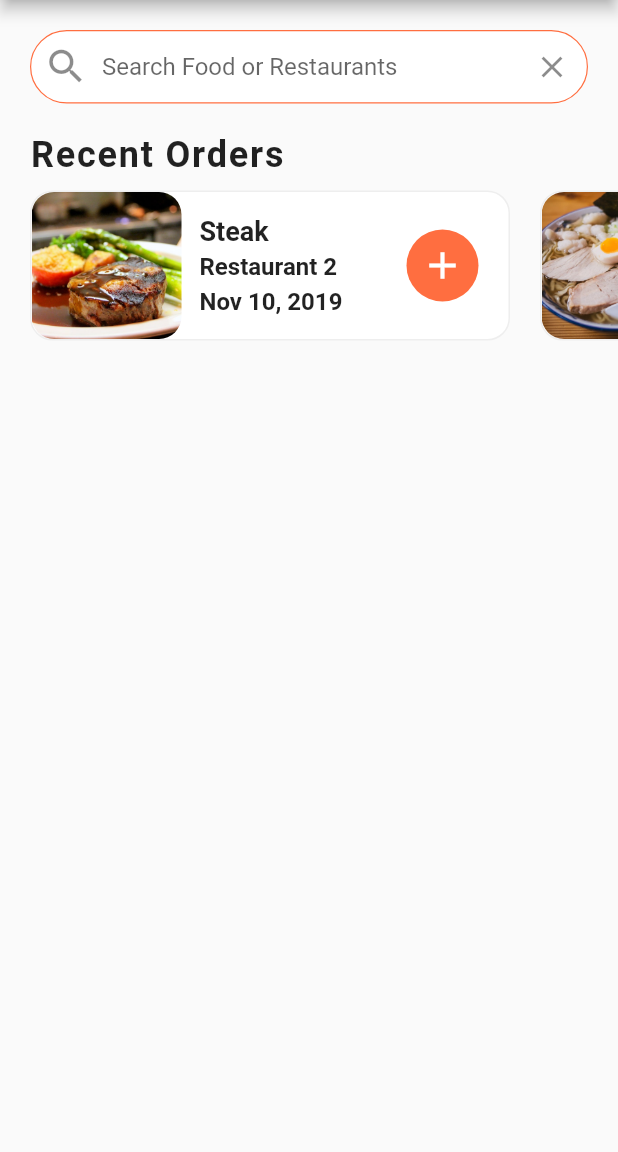
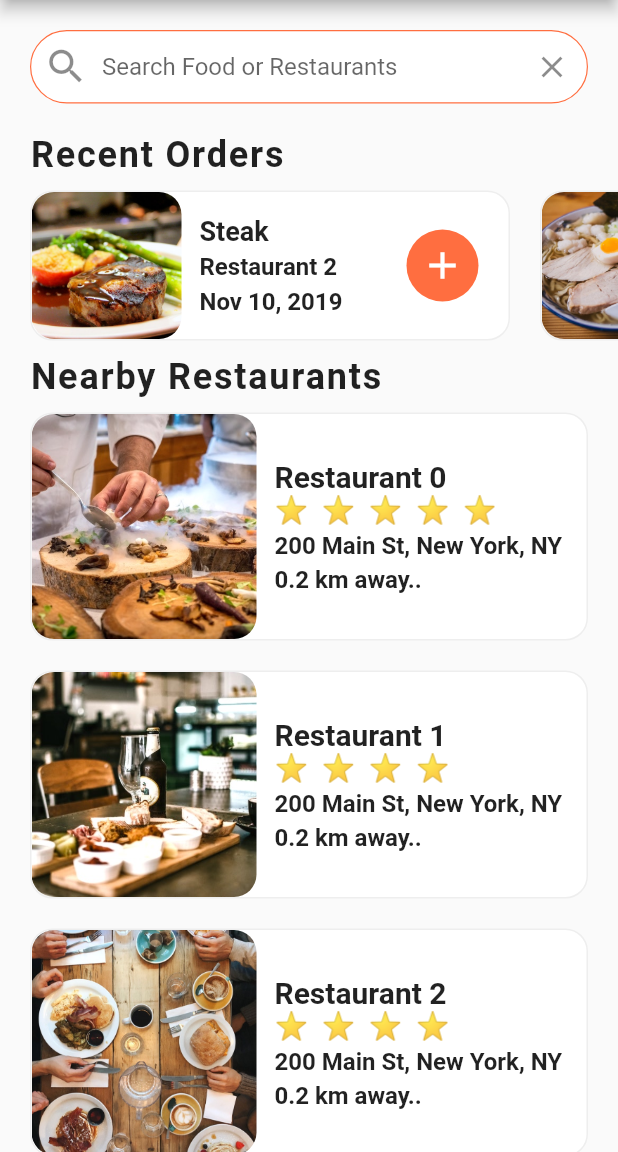
Before and after one commit to diop/jotali, a Flutter app: the screen it shows after launch, on a phone screen of 412 x 824 dp, the part 84-1236 px from its top. Run offline on Flutter 3.47's test engine with Material 2 defaults, Android fonts, the phone set to English and light mode, and no system bars.

Commit message:
add nearby restaurants

```diff
--- a/lib/screens/home_screen.dart
+++ b/lib/screens/home_screen.dart
@@ -1,5 +1,7 @@
 import 'package:flutter/material.dart';
 import 'package:flutter_food_delivery_ui/data/data.dart';
+import 'package:flutter_food_delivery_ui/models/restaurant.dart';
+import 'package:flutter_food_delivery_ui/widgets/rating_stars.dart';
 import 'package:flutter_food_delivery_ui/widgets/recent_orders.dart';
 
 class HomeScreen extends StatefulWidget {
@@ -8,6 +10,76 @@ class HomeScreen extends StatefulWidget {
 }
 
 class _HomeScreenState extends State<HomeScreen> {
+
+  _buildRestaurants() {
+    List<Widget> restaurantList = [];
+    restaurants.forEach((Restaurant restaurant) {
+      restaurantList.add(
+        Container(
+          margin: EdgeInsets.symmetric(horizontal: 20.0, vertical:  10.0),
+          decoration: BoxDecoration(
+            color: Colors.white,
+            borderRadius: BorderRadius.circular(15.0),
+            border: Border.all(
+              width: 1.0,
+              color: Colors.grey[200],
+            ),
+          ),
+          child: Row(
+            children: <Widget>[
+              ClipRRect(
+                borderRadius: BorderRadius.circular(15.0),
+                child: Image(
+                  height: 150.0,
+                  width: 150.0,
+                  image: AssetImage(restaurant.imageUrl),
+                  fit: BoxFit.cover,
+                ),
+              ),
+              Container(
+                margin: EdgeInsets.all(12.0),
+                child: Column(
+                  mainAxisAlignment:  MainAxisAlignment.center,
+                  crossAxisAlignment: CrossAxisAlignment.start,
+                  children: <Widget>[
+                    Text(
+                      restaurant.name,
+                      style: TextStyle(
+                        fontSize: 20.0,
+                        fontWeight: FontWeight.bold,
+                      ),
+                      overflow: TextOverflow.ellipsis,
+                    ),
+                    RatingStars(restaurant.rating),
+                    SizedBox(height: 4.0),
+                    Text(
+                      restaurant.address,
+                      style: TextStyle(
+                        fontSize: 16.0,
+                        fontWeight: FontWeight.w600,
+                      ),
+                      overflow: TextOverflow.ellipsis,
+                    ),
+                    SizedBox(height: 4.0),
+                    Text(
+                      '0.2 km away..',
+                      style: TextStyle(
+                        fontSize: 16.0,
+                        fontWeight: FontWeight.w600,
+                      ),
+                      overflow: TextOverflow.ellipsis,
+                    ),
+                  ],
+                ),
+              ),
+            ],
+          ),
+        ),
+      );
+    });
+    return Column(children: restaurantList);
+  }
+
   @override
   Widget build(BuildContext context) {
     return Scaffold(
@@ -60,6 +132,23 @@ class _HomeScreenState extends State<HomeScreen> {
             ),
           ),
           RecentOrders(),
+          Column(
+            crossAxisAlignment: CrossAxisAlignment.start,
+            children: <Widget>[
+              Padding(
+                padding: EdgeInsets.symmetric(horizontal: 20.0),
+                child: Text(
+                  'Nearby Restaurants',
+                  style: TextStyle(
+                    fontSize: 24.0,
+                    fontWeight: FontWeight.w600,
+                    letterSpacing: 1.2,
+                  ),
+                ),
+              ),
+              _buildRestaurants(),
+            ],
+          )
         ],
       ),
     );
--- /dev/null
+++ b/lib/widgets/rating_stars.dart
@@ -0,0 +1,23 @@
+import 'package:flutter/material.dart';
+
+class RatingStars extends StatelessWidget {
+
+  final int rating;
+
+  RatingStars(this.rating);
+
+  @override
+  Widget build(BuildContext context) {
+    String stars = '';
+    for (int i = 0; i < rating; i++){
+      stars += '⭐️  ';
+    }
+    stars.trim();
+    return Text(
+      stars,
+      style: TextStyle(
+        fontSize: 18.0,
+      ),
+    );
+  }
+}
```
